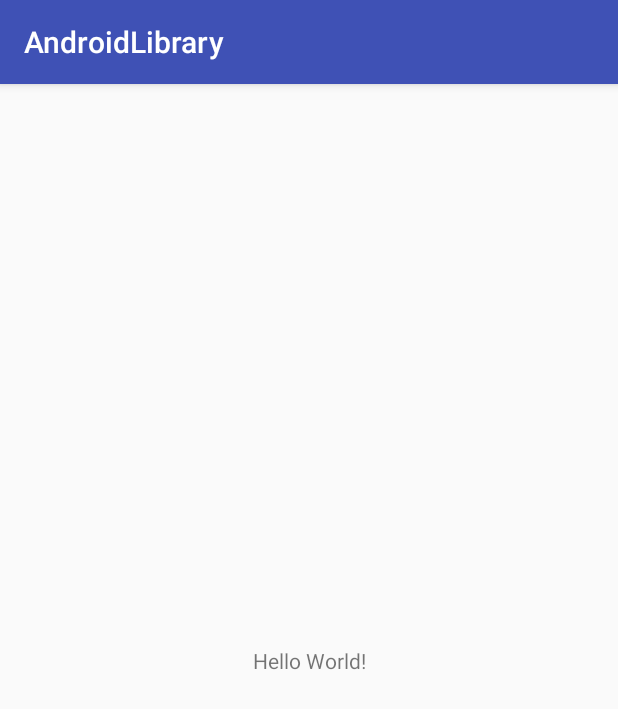
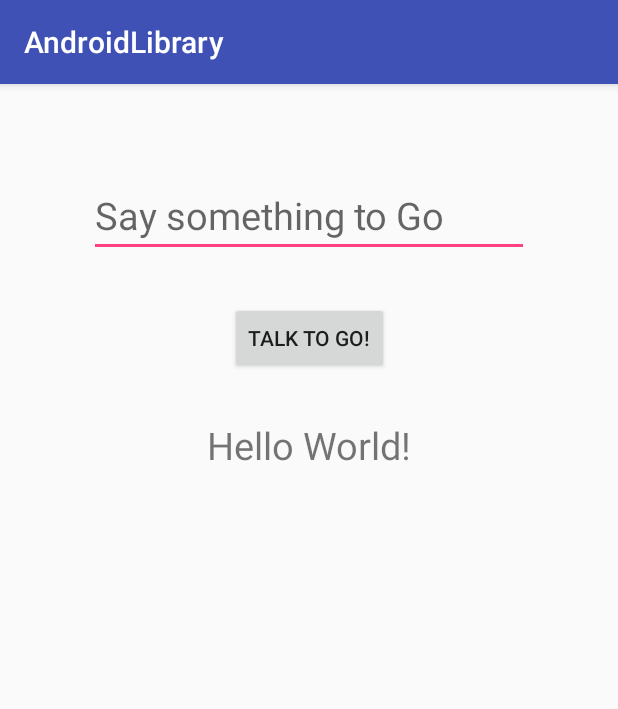
Before and after one commit to minus5/GomobileDemo, an Android app: the screen it shows after launch (MainActivity), on a phone screen of 412 x 824 dp. Shown: the top 709 px of the screen. Run offline under Robolectric (Android 15) with nearby library versions, the phone set to English and light mode, and no system bars.

Commit message:
Initial library integration, Android->Go communication

```diff
--- a/MyApplication/app/build.gradle
+++ b/MyApplication/app/build.gradle
@@ -20,6 +20,7 @@ android {
 
 dependencies {
     compile fileTree(dir: 'libs', include: ['*.jar'])
+    compile(name:'library', ext:'aar')
     compile 'com.android.support:appcompat-v7:25.3.1'
     compile 'com.android.support.constraint:constraint-layout:1.0.2'
 }
--- a/MyApplication/app/src/main/java/com/example/gomobile/androidlibrary/MainActivity.java
+++ b/MyApplication/app/src/main/java/com/example/gomobile/androidlibrary/MainActivity.java
@@ -2,14 +2,30 @@ package com.example.gomobile.androidlibrary;
 
 import android.support.v7.app.AppCompatActivity;
 import android.os.Bundle;
+import android.view.View;
+import android.widget.EditText;
+import android.widget.TextView;
+
+import androidlibrary.Androidlibrary;
 
 public class MainActivity extends AppCompatActivity
 {
+    private EditText viewEdit;
+    private TextView viewText;
 
     @Override
     protected void onCreate(Bundle savedInstanceState)
     {
         super.onCreate(savedInstanceState);
         setContentView(R.layout.activity_main);
+
+        viewEdit = (EditText) findViewById(R.id.editText);
+        viewText = (TextView) findViewById(R.id.viewText);
+
+    }
+
+    public void talkToGo(View view)
+    {
+        viewText.setText(Androidlibrary.echo(viewEdit.getText().toString()));
     }
 }
--- a/MyApplication/app/src/main/res/layout/activity_main.xml
+++ b/MyApplication/app/src/main/res/layout/activity_main.xml
@@ -5,15 +5,47 @@
     xmlns:tools="http://schemas.android.com/tools"
     android:layout_width="match_parent"
     android:layout_height="match_parent"
-    tools:context="com.example.gomobile.androidlibrary.MainActivity">
+    tools:context="com.example.gomobile.androidlibrary.MainActivity"
+    tools:ignore="HardcodedText">
+
+    <EditText
+        android:id="@+id/editText"
+        android:layout_width="wrap_content"
+        android:layout_height="wrap_content"
+        android:ems="10"
+        android:hint="Say something to Go"
+        app:layout_constraintLeft_toLeftOf="parent"
+        app:layout_constraintRight_toRightOf="parent"
+        app:layout_constraintTop_toTopOf="parent"
+        android:layout_marginTop="60dp"
+        android:textSize="25sp"
+        android:inputType="text"/>
+
+    <Button
+        android:id="@+id/button"
+        android:layout_width="wrap_content"
+        android:layout_height="wrap_content"
+        android:layout_marginEnd="8dp"
+        android:layout_marginLeft="8dp"
+        android:layout_marginRight="8dp"
+        android:layout_marginStart="8dp"
+        android:layout_marginTop="30dp"
+        android:onClick="talkToGo"
+        android:text="Talk to Go!"
+        app:layout_constraintLeft_toLeftOf="parent"
+        app:layout_constraintRight_toRightOf="parent"
+        app:layout_constraintTop_toBottomOf="@+id/editText"/>
 
     <TextView
+        android:id="@+id/viewText"
         android:layout_width="wrap_content"
         android:layout_height="wrap_content"
         android:text="Hello World!"
-        app:layout_constraintBottom_toBottomOf="parent"
+        android:textSize="25sp"
         app:layout_constraintLeft_toLeftOf="parent"
         app:layout_constraintRight_toRightOf="parent"
-        app:layout_constraintTop_toTopOf="parent"/>
+        app:layout_constraintTop_toBottomOf="@+id/button"
+        android:layout_marginTop="30dp"/>
+
 
 </android.support.constraint.ConstraintLayout>
--- a/MyApplication/build.gradle
+++ b/MyApplication/build.gradle
@@ -15,6 +15,9 @@ buildscript {
 allprojects {
     repositories {
         jcenter()
+        flatDir{
+            dirs 'libs'
+        }
     }
 }
 
```
Also changed, not shown: 3 other files.
